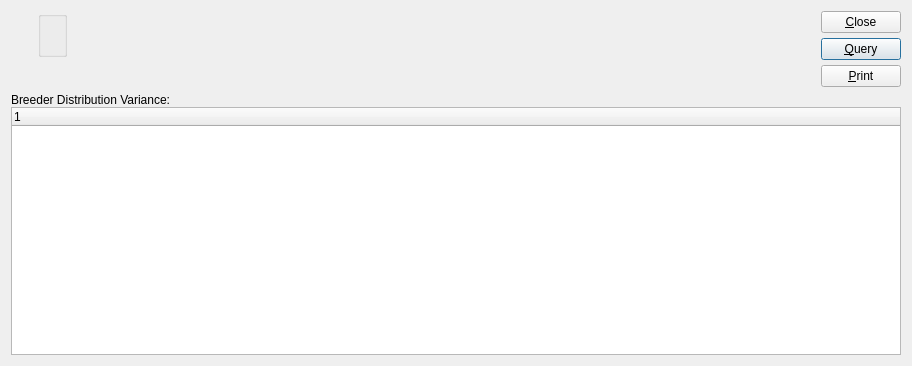
This is xtuple/trunk/guiclient/dspBreederDistributionVarianceByItem.ui in WooodHead/xtuple as Qt 5 draws it before an edit. The edited form follows.
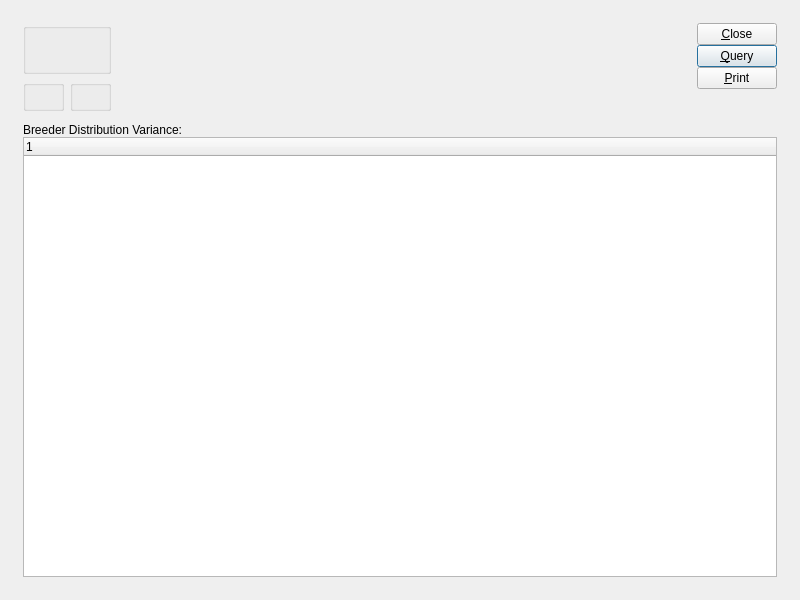
This is the edited form. Custom widgets are drawn as their Qt base class.

```diff
--- a/xtuple/trunk/guiclient/dspBreederDistributionVarianceByItem.ui
+++ b/xtuple/trunk/guiclient/dspBreederDistributionVarianceByItem.ui
@@ -13,20 +13,33 @@
    <rect>
     <x>0</x>
     <y>0</y>
-    <width>912</width>
-    <height>366</height>
+    <width>800</width>
+    <height>600</height>
    </rect>
   </property>
   <property name="windowTitle" >
    <string>Breeder Distribution Variance by Item</string>
   </property>
-  <layout class="QVBoxLayout" >
-   <item>
-    <layout class="QHBoxLayout" >
+  <layout class="QGridLayout" name="gridLayout_6" >
+   <item row="0" column="0" >
+    <layout class="QGridLayout" name="gridLayout_5" >
+     <property name="margin" >
+      <number>12</number>
+     </property>
      <property name="spacing" >
-      <number>7</number>
+      <number>12</number>
      </property>
+     <item row="0" column="0" >
+      <layout class="QHBoxLayout" name="horizontalLayout" >
      <item>
+        <layout class="QGridLayout" name="gridLayout_4" >
+         <item row="0" column="0" colspan="2" >
+          <widget class="QGroupBox" name="_itemGroup" >
+           <property name="title" >
+            <string/>
+           </property>
+           <layout class="QGridLayout" name="gridLayout_3" >
+            <item row="0" column="0" >
       <layout class="QVBoxLayout" >
        <property name="spacing" >
         <number>0</number>
@@ -52,67 +65,46 @@
        </item>
       </layout>
      </item>
-     <item>
-      <layout class="QVBoxLayout" >
-       <property name="spacing" >
-        <number>0</number>
-       </property>
-       <item>
+            <item row="0" column="1" >
+             <spacer name="horizontalSpacer" >
+              <property name="orientation" >
+               <enum>Qt::Horizontal</enum>
+              </property>
+              <property name="sizeHint" stdset="0" >
+               <size>
+                <width>40</width>
+                <height>20</height>
+               </size>
+              </property>
+             </spacer>
+            </item>
+           </layout>
+          </widget>
+         </item>
+         <item row="1" column="0" >
         <widget class="WarehouseGroup" name="_warehouse" >
          <property name="title" >
           <string/>
          </property>
-        </widget>
-       </item>
-       <item>
-        <spacer>
-         <property name="orientation" >
-          <enum>Qt::Vertical</enum>
-         </property>
-         <property name="sizeType" >
-          <enum>QSizePolicy::Preferred</enum>
-         </property>
-         <property name="sizeHint" >
-          <size>
-           <width>20</width>
-           <height>30</height>
-          </size>
-         </property>
-        </spacer>
-       </item>
-      </layout>
-     </item>
-     <item>
-      <layout class="QVBoxLayout" >
-       <property name="spacing" >
-        <number>0</number>
-       </property>
-       <item>
+           <property name="fixedSize" >
+            <bool>false</bool>
+           </property>
+          </widget>
+         </item>
+         <item row="1" column="1" >
+          <widget class="QGroupBox" name="_dateGroup" >
+           <property name="title" >
+            <string/>
+           </property>
+           <layout class="QGridLayout" name="gridLayout_2" >
+            <item row="0" column="0" >
         <widget class="DateCluster" name="_dates" />
        </item>
-       <item>
-        <spacer>
-         <property name="orientation" >
-          <enum>Qt::Vertical</enum>
-         </property>
-         <property name="sizeType" >
-          <enum>QSizePolicy::Preferred</enum>
-         </property>
-         <property name="sizeHint" >
-          <size>
-           <width>20</width>
-           <height>40</height>
-          </size>
-         </property>
-        </spacer>
+           </layout>
+          </widget>
        </item>
       </layout>
      </item>
-     <item>
-      <layout class="QHBoxLayout" >
-       <property name="spacing" >
-        <number>0</number>
-       </property>
        <item>
         <spacer>
          <property name="orientation" >
@@ -121,9 +113,9 @@
          <property name="sizeType" >
           <enum>QSizePolicy::Expanding</enum>
          </property>
-         <property name="sizeHint" >
+         <property name="sizeHint" stdset="0" >
           <size>
-           <width>67</width>
+           <width>0</width>
            <height>20</height>
           </size>
          </property>
@@ -132,7 +124,7 @@
        <item>
         <layout class="QVBoxLayout" >
          <property name="spacing" >
-          <number>5</number>
+          <number>0</number>
          </property>
          <item>
           <widget class="QPushButton" name="_close" >
@@ -161,13 +153,42 @@
            </property>
           </widget>
          </item>
-        </layout>
-       </item>
-      </layout>
-     </item>
-    </layout>
-   </item>
    <item>
+          <spacer name="verticalSpacer" >
+           <property name="orientation" >
+            <enum>Qt::Vertical</enum>
+           </property>
+           <property name="sizeHint" stdset="0" >
+            <size>
+             <width>20</width>
+             <height>0</height>
+            </size>
+           </property>
+          </spacer>
+         </item>
+        </layout>
+       </item>
+      </layout>
+     </item>
+     <item row="1" column="0" >
+      <widget class="QFrame" name="_frame" >
+       <property name="sizePolicy" >
+        <sizepolicy vsizetype="Expanding" hsizetype="Preferred" >
+         <horstretch>0</horstretch>
+         <verstretch>1</verstretch>
+        </sizepolicy>
+       </property>
+       <property name="frameShape" >
+        <enum>QFrame::NoFrame</enum>
+       </property>
+       <property name="frameShadow" >
+        <enum>QFrame::Raised</enum>
+       </property>
+       <layout class="QGridLayout" name="gridLayout" >
+        <property name="margin" >
+         <number>0</number>
+        </property>
+        <item row="0" column="0" >
     <layout class="QVBoxLayout" >
      <property name="spacing" >
       <number>0</number>
@@ -193,6 +214,11 @@
          <height>100</height>
         </size>
        </property>
+           </widget>
+          </item>
+         </layout>
+        </item>
+       </layout>
       </widget>
      </item>
     </layout>
```
Left out of the diff: 3 changed lines with no effect on the pictures. Lines whose indentation alone changed are shown as unchanged.
